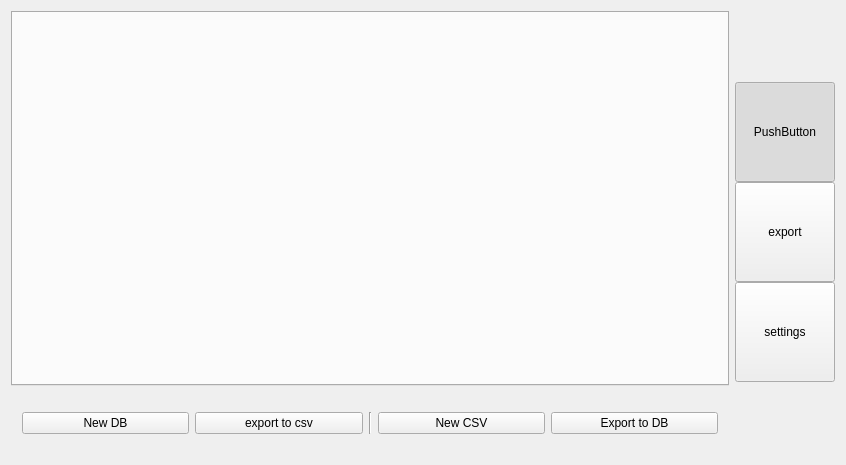
First picture: the form in mainwindow.ui, repository Trother555/ConverTable, before the edit.
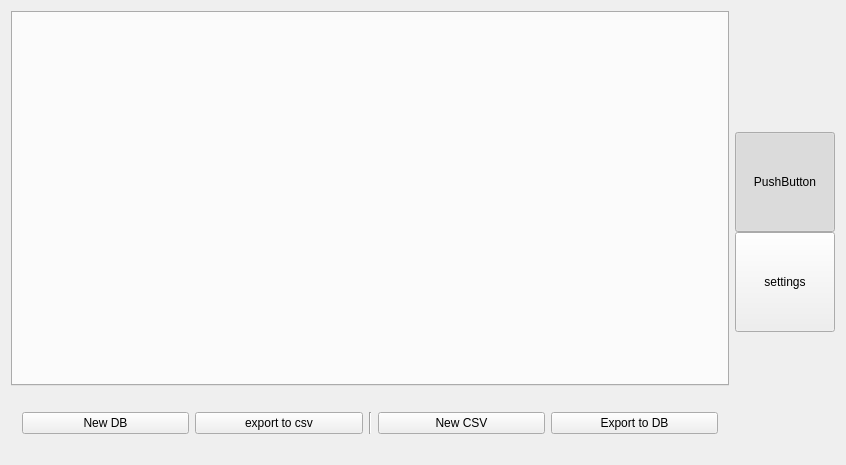
Second picture: the form after the edit. Custom widgets are drawn as their Qt base class.

Commit message: Нормальное включение вкладки настроек

The edit to the form file:
```diff
--- a/mainwindow.ui
+++ b/mainwindow.ui
@@ -238,44 +238,6 @@
        <property name="spacing">
         <number>0</number>
        </property>
-       <item row="1" column="0">
-        <widget class="ToggleButton" name="TabExport">
-         <property name="sizePolicy">
-          <sizepolicy hsizetype="Fixed" vsizetype="Fixed">
-           <horstretch>0</horstretch>
-           <verstretch>0</verstretch>
-          </sizepolicy>
-         </property>
-         <property name="minimumSize">
-          <size>
-           <width>100</width>
-           <height>100</height>
-          </size>
-         </property>
-         <property name="text">
-          <string>export</string>
-         </property>
-        </widget>
-       </item>
-       <item row="2" column="0">
-        <widget class="ToggleButton" name="TabSettings">
-         <property name="sizePolicy">
-          <sizepolicy hsizetype="Fixed" vsizetype="Fixed">
-           <horstretch>0</horstretch>
-           <verstretch>0</verstretch>
-          </sizepolicy>
-         </property>
-         <property name="minimumSize">
-          <size>
-           <width>100</width>
-           <height>100</height>
-          </size>
-         </property>
-         <property name="text">
-          <string>settings</string>
-         </property>
-        </widget>
-       </item>
        <item row="0" column="0">
         <widget class="ToggleButton" name="TabDatabase">
          <property name="sizePolicy">
@@ -301,6 +263,25 @@
          </property>
         </widget>
        </item>
+       <item row="1" column="0">
+        <widget class="ToggleButton" name="TabSettings">
+         <property name="sizePolicy">
+          <sizepolicy hsizetype="Fixed" vsizetype="Fixed">
+           <horstretch>0</horstretch>
+           <verstretch>0</verstretch>
+          </sizepolicy>
+         </property>
+         <property name="minimumSize">
+          <size>
+           <width>100</width>
+           <height>100</height>
+          </size>
+         </property>
+         <property name="text">
+          <string>settings</string>
+         </property>
+        </widget>
+       </item>
       </layout>
      </widget>
     </item>
```
The commit also changes 2 other files.
